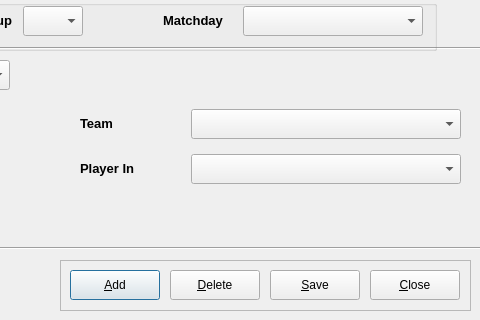
Before: the Qt Designer form code/pyqt/gui/subs_entry.ui in soccermetrics/marcotti-desktop, drawn with Qt 5; both pictures show x 440 to 920 and y 140 to 460 of the 920 by 460 pixel window.
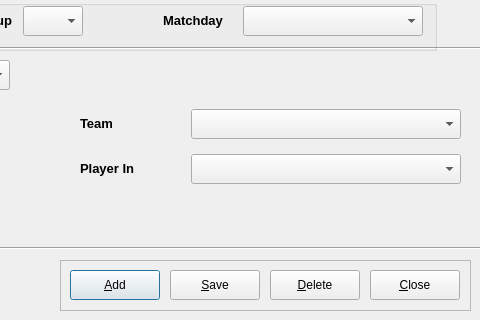
After: the same form once the commit is applied. Icons and pictures are not drawn.

```diff
--- a/code/pyqt/gui/subs_entry.ui
+++ b/code/pyqt/gui/subs_entry.ui
@@ -222,7 +222,7 @@
    <widget class="QPushButton" name="deleteEntry">
     <property name="geometry">
      <rect>
-      <x>110</x>
+      <x>210</x>
       <y>10</y>
       <width>90</width>
       <height>30</height>
@@ -254,7 +254,7 @@
    <widget class="QPushButton" name="saveEntry">
     <property name="geometry">
      <rect>
-      <x>210</x>
+      <x>110</x>
       <y>10</y>
       <width>90</width>
       <height>30</height>
```
Left out of the diff: 2 changed lines with no effect on the pictures.
